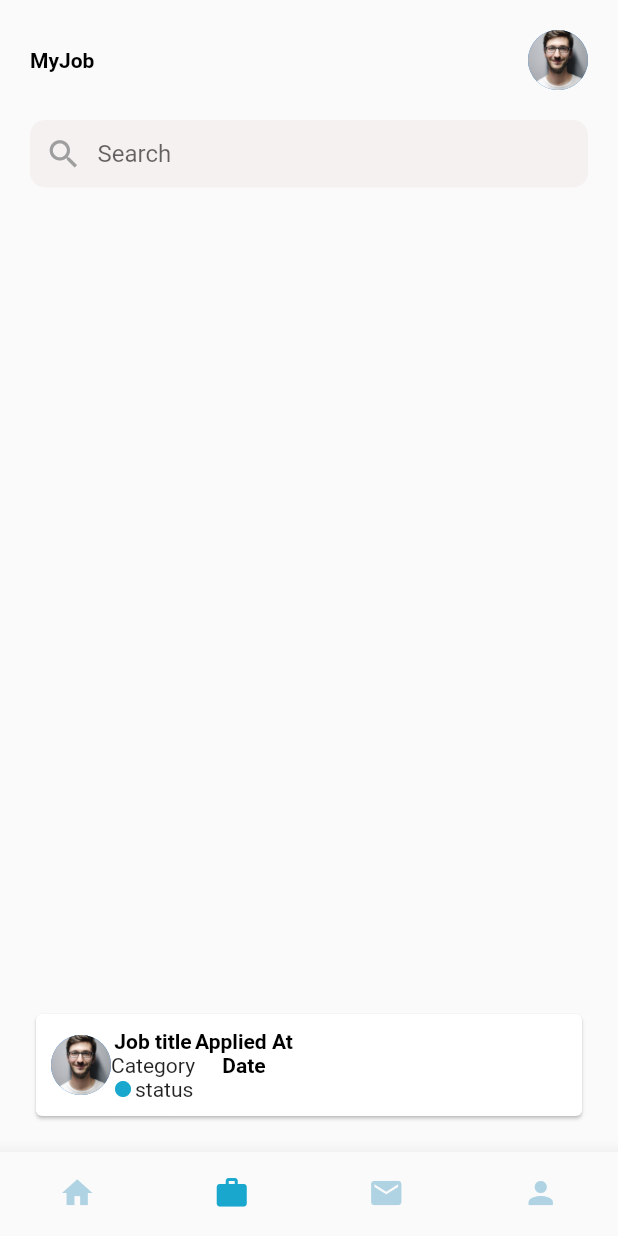
After one commit to aniqwafa2/BootcampProject-FreelanceFlutter, a Flutter app: the screen it shows after launch, item 2 of the bottom bar chosen, on a phone screen of 412 x 824 dp. The commit adds this screen. Run offline on Flutter 3.47's test engine with Material 2 defaults, Android fonts, the phone set to English and light mode, and no system bars; our stand-ins replace gap, get.

Commit message:
page update placeholder

```diff
--- a/freelance/lib/layouts/bottom_bar.dart
+++ b/freelance/lib/layouts/bottom_bar.dart
@@ -1,5 +1,8 @@
 import 'package:flutter/material.dart';
-import 'package:freelance/home/home_page.dart';
+import 'package:freelance/pages/home/home_page.dart';
+import 'package:freelance/pages/message/message_page.dart';
+import 'package:freelance/pages/my_job/my_job_page.dart';
+import 'package:freelance/pages/profile/profile_page.dart';
 
 class BottomBar extends StatefulWidget {
   const BottomBar({super.key});
@@ -13,9 +16,9 @@ class _BottomBarState extends State<BottomBar> {
 
   static final List<Widget> _widgetOptions = <Widget>[
     HomePage(),
-    const Text("contoh"),
-    const Text("contoh"),
-    const Text("contoh")
+    const MyJobPage(),
+    const MessagePage(),
+    const ProfilePage()
   ];
 
   void _onItemTapped(int index) {
@@ -34,7 +37,7 @@ class _BottomBarState extends State<BottomBar> {
         showSelectedLabels: false,
         showUnselectedLabels: false,
         selectedItemColor: const Color.fromARGB(255, 25, 167, 206),
-        unselectedItemColor: Color.fromARGB(255, 175, 211, 226),
+        unselectedItemColor: const Color.fromARGB(255, 175, 211, 226),
         currentIndex: _selectedIndex,
         onTap: _onItemTapped,
         items: const [
--- /dev/null
+++ b/freelance/lib/pages/my_job/my_job_page.dart
@@ -0,0 +1,139 @@
+import 'package:flutter/material.dart';
+import 'package:freelance/utils/app_styles.dart';
+// import 'package:freelance/utils/app_styles.dart';
+
+class MyJobPage extends StatelessWidget {
+  const MyJobPage({super.key});
+
+  @override
+  Widget build(BuildContext context) {
+    return SafeArea(
+        child: Container(
+      padding: const EdgeInsets.all(20),
+      child: Column(
+        children: [
+          Row(
+            children: [
+              Expanded(
+                  flex: 1,
+                  child: Text(
+                    "MyJob",
+                    style: Styles.headLineStyle3,
+                  )),
+              Container(
+                height: 40,
+                width: 40,
+                decoration: BoxDecoration(
+                  borderRadius: BorderRadius.circular(10),
+                ),
+                child: const CircleAvatar(
+                    backgroundImage: AssetImage('assets/images/profile.jpg')),
+              )
+            ],
+          ),
+          const SizedBox(
+            height: 20,
+          ),
+          Expanded(
+            child: Column(
+              crossAxisAlignment: CrossAxisAlignment.center,
+              mainAxisAlignment: MainAxisAlignment.spaceBetween,
+              children: [
+                Container(
+                    decoration: BoxDecoration(
+                        borderRadius: BorderRadius.circular(10),
+                        color: const Color.fromARGB(255, 246, 241, 241)),
+                    padding: const EdgeInsets.symmetric(
+                        horizontal: 10, vertical: 10),
+                    child: Row(
+                      children: [
+                        const Icon(
+                          Icons.search,
+                          color: Colors.grey,
+                          size: 25,
+                        ),
+                        const SizedBox(
+                          width: 10,
+                        ),
+                        Expanded(
+                          child: TextFormField(
+                            //controller: search,
+                            keyboardType: TextInputType.text,
+                            cursorColor: Colors.blue,
+                            decoration: const InputDecoration.collapsed(
+                              hintText: "Search",
+                            ),
+                          ),
+                        ),
+                      ],
+                    )),
+                const SizedBox(
+                  height: 20,
+                ),
+                // ListView()
+              ],
+            ),
+          ),
+          const SizedBox(
+            height: 50,
+          ),
+          Card(
+              child: Container(
+            padding: const EdgeInsets.all(10),
+            child: Row(
+              children: [
+                Container(
+                  height: 40,
+                  width: 40,
+                  decoration: BoxDecoration(
+                    borderRadius: BorderRadius.circular(15),
+                  ),
+                  child: const CircleAvatar(
+                      backgroundImage: AssetImage('assets/images/profile.jpg')),
+                ),
+                Column(
+                  crossAxisAlignment: CrossAxisAlignment.start,
+                  children: [
+                    Row(
+                      children: [
+                        Column(children: [
+                          Text(
+                            "Job title",
+                            style: Styles.headLineStyle3,
+                          ),
+                          const Text('Category')
+                        ]),
+                        Column(
+                          children: [
+                            Text(
+                              "Applied At",
+                              style: Styles.headLineStyle3,
+                            ),
+                            Text(
+                              'Date',
+                              style: Styles.headLineStyle3,
+                            )
+                          ],
+                        )
+                      ],
+                    ),
+                    Row(
+                      children: [
+                        Icon(
+                          Icons.fiber_manual_record,
+                          size: 16,
+                          color: Styles.primaryColor,
+                        ),
+                        const Text("status")
+                      ],
+                    )
+                  ],
+                )
+              ],
+            ),
+          ))
+        ],
+      ),
+    ));
+  }
+}
```
Also changed, not shown: freelance/lib/pages/message/message_page.dart (added, +83 -0 lines), freelance/lib/pages/profile/profile_page.dart (added, +129 -0 lines), freelance/lib/pages/home/home_page.dart (renamed from freelance/lib/home/home_page.dart).
